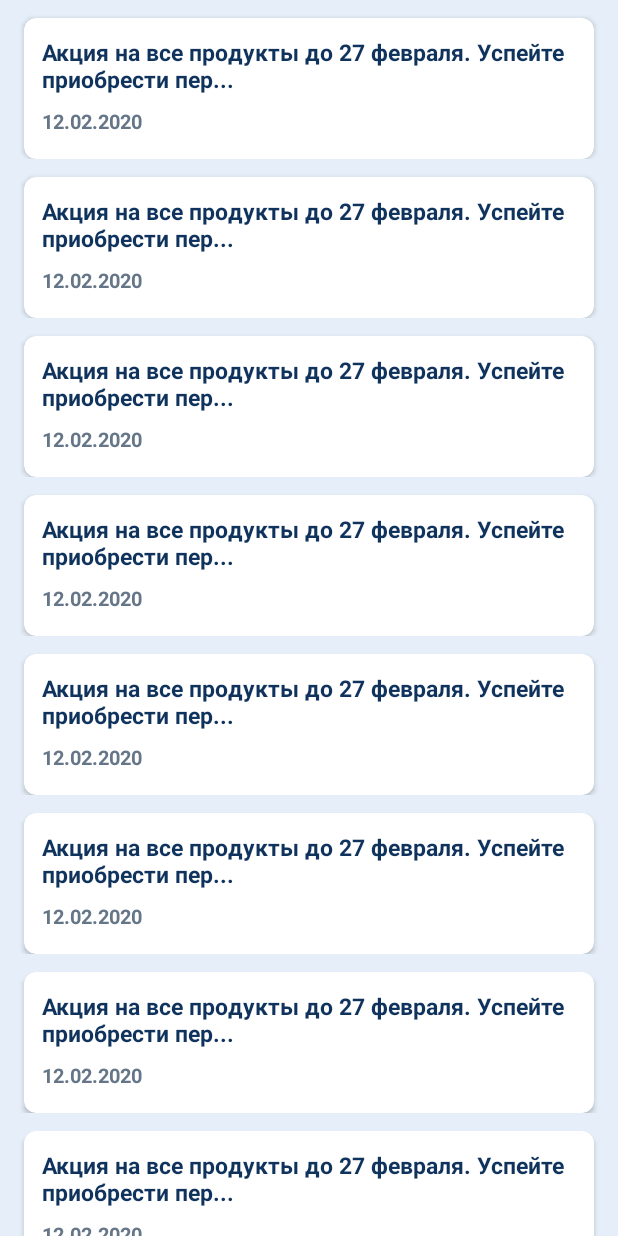
After one commit to KairatAaliev/TruckParts, an Android app: the fragment StockNewsRVFragment shown on its own in the app's theme, on a phone screen of 412 x 824 dp. The commit adds this screen. Run offline under Robolectric (Android 15) with nearby library versions, the phone set to English and light mode, and no system bars; pictures from the network do not load.

Commit message:
view pager add false

```diff
--- a/app/src/main/java/com/example/truckparts/other_fragments/history_of_accruals/adapter/HistoryOfAccrualsAdapter.kt
+++ b/app/src/main/java/com/example/truckparts/other_fragments/history_of_accruals/adapter/HistoryOfAccrualsAdapter.kt
@@ -58,4 +58,4 @@ class HistoryOfAccrualsAdapter : RecyclerView.Adapter<HistoryOfAccrualsAdapter.V
 
 }
 
-// https://www.google.com/url?sa=i&url=https%3A%2F%2Fblogflaviomusa.medium.com%2Flanguage-and-clothing-b20ecbdf0d3d&psig=AOvVaw35BeNQqDWtr3lpy2klt_-f&ust=1641879276352000&source=images&cd=vfe&ved=0CAsQjRxqFwoTCKCw74q7pvUCFQAAAAAdAAAAABAJ
+//
--- a/app/src/main/java/com/example/truckparts/stock_fragment/adapter/DiscountsAdapter.kt
+++ b/app/src/main/java/com/example/truckparts/stock_fragment/adapter/StockNewsAdapter.kt
@@ -11,7 +11,7 @@ import com.bumptech.glide.Glide
 import com.example.truckparts.R
 import com.example.truckparts.then_delete.StockModel
 
-class DiscountsAdapter : RecyclerView.Adapter<DiscountsAdapter.ViewHolder>() {
+class StockNewsAdapter : RecyclerView.Adapter<StockNewsAdapter.ViewHolder>() {
 
     var discounts: List<StockModel> = arrayListOf()
 
--- /dev/null
+++ b/app/src/main/java/com/example/truckparts/stock_fragment/page_fragments/StockNewsRVFragment.kt
@@ -0,0 +1,111 @@
+package com.example.truckparts.stock_fragment.page_fragments
+
+import android.os.Bundle
+import androidx.fragment.app.Fragment
+import android.view.LayoutInflater
+import android.view.View
+import android.view.ViewGroup
+import androidx.recyclerview.widget.LinearLayoutManager
+import androidx.recyclerview.widget.RecyclerView
+import com.example.truckparts.R
+import com.example.truckparts.stock_fragment.adapter.StockNewsAdapter
+import com.example.truckparts.then_delete.StockModel
+
+class StockNewsRVFragment : Fragment() {
+
+    lateinit var recyclerView: RecyclerView
+    private var adapter: StockNewsAdapter? = null
+
+    override fun onCreateView(
+        inflater: LayoutInflater, container: ViewGroup?,
+        savedInstanceState: Bundle?
+    ): View? {
+        return inflater.inflate(R.layout.fragment_stock_news_r_v, container, false)
+    }
+
+    override fun onViewCreated(view: View, savedInstanceState: Bundle?) {
+        super.onViewCreated(view, savedInstanceState)
+        adapter = StockNewsAdapter()
+        recyclerView = requireView().findViewById(R.id.recycler_view_stock_news)
+        recyclerView.layoutManager = LinearLayoutManager(requireContext())
+        recyclerView.adapter = adapter
+        adapter?.setData(getNewsList())
+    }
+
+    private fun getNewsList(): List<StockModel> {
+        val list: ArrayList<StockModel> = arrayListOf()
+
+        list.add(
+            StockModel(
+                "https://www.google.com/url?sa=i&url=https%3A%2F%2Fblogflaviomusa.medium.com%2Flanguage-and-clothing-b20ecbdf0d3d&psig=AOvVaw35BeNQqDWtr3lpy2klt_-f&ust=1641879276352000&source=images&cd=vfe&ved=0CAsQjRxqFwoTCKCw74q7pvUCFQAAAAAdAAAAABAJ",
+                "Акция на все продукты до 27 февраля. Успейте приобрести пер...",
+                "12.02.2020"
+            )
+        )
+        list.add(
+            StockModel(
+                "https://www.google.com/url?sa=i&url=https%3A%2F%2Fblogflaviomusa.medium.com%2Flanguage-and-clothing-b20ecbdf0d3d&psig=AOvVaw35BeNQqDWtr3lpy2klt_-f&ust=1641879276352000&source=images&cd=vfe&ved=0CAsQjRxqFwoTCKCw74q7pvUCFQAAAAAdAAAAABAJ",
+                "Акция на все продукты до 27 февраля. Успейте приобрести пер...",
+                "12.02.2020"
+            )
+        )
+        list.add(
+            StockModel(
+                "https://www.google.com/url?sa=i&url=https%3A%2F%2Fblogflaviomusa.medium.com%2Flanguage-and-clothing-b20ecbdf0d3d&psig=AOvVaw35BeNQqDWtr3lpy2klt_-f&ust=1641879276352000&source=images&cd=vfe&ved=0CAsQjRxqFwoTCKCw74q7pvUCFQAAAAAdAAAAABAJ",
+                "Акция на все продукты до 27 февраля. Успейте приобрести пер...",
+                "12.02.2020"
+            )
+        )
+        list.add(
+            StockModel(
+                "https://www.google.com/url?sa=i&url=https%3A%2F%2Fblogflaviomusa.medium.com%2Flanguage-and-clothing-b20ecbdf0d3d&psig=AOvVaw35BeNQqDWtr3lpy2klt_-f&ust=1641879276352000&source=images&cd=vfe&ved=0CAsQjRxqFwoTCKCw74q7pvUCFQAAAAAdAAAAABAJ",
+                "Акция на все продукты до 27 февраля. Успейте приобрести пер...",
+                "12.02.2020"
+            )
+        )
+        list.add(
+            StockModel(
+                "https://www.google.com/url?sa=i&url=https%3A%2F%2Fblogflaviomusa.medium.com%2Flanguage-and-clothing-b20ecbdf0d3d&psig=AOvVaw35BeNQqDWtr3lpy2klt_-f&ust=1641879276352000&source=images&cd=vfe&ved=0CAsQjRxqFwoTCKCw74q7pvUCFQAAAAAdAAAAABAJ",
+                "Акция на все продукты до 27 февраля. Успейте приобрести пер...",
+                "12.02.2020"
+            )
+        )
+        list.add(
+            StockModel(
+                "https://www.google.com/url?sa=i&url=https%3A%2F%2Fblogflaviomusa.medium.com%2Flanguage-and-clothing-b20ecbdf0d3d&psig=AOvVaw35BeNQqDWtr3lpy2klt_-f&ust=1641879276352000&source=images&cd=vfe&ved=0CAsQjRxqFwoTCKCw74q7pvUCFQAAAAAdAAAAABAJ",
+                "Акция на все продукты до 27 февраля. Успейте приобрести пер...",
+                "12.02.2020"
+            )
+        )
+        list.add(
+            StockModel(
+                "https://www.google.com/url?sa=i&url=https%3A%2F%2Fblogflaviomusa.medium.com%2Flanguage-and-clothing-b20ecbdf0d3d&psig=AOvVaw35BeNQqDWtr3lpy2klt_-f&ust=1641879276352000&source=images&cd=vfe&ved=0CAsQjRxqFwoTCKCw74q7pvUCFQAAAAAdAAAAABAJ",
+                "Акция на все продукты до 27 февраля. Успейте приобрести пер...",
+                "12.02.2020"
+            )
+        )
+        list.add(
+            StockModel(
+                "https://www.google.com/url?sa=i&url=https%3A%2F%2Fblogflaviomusa.medium.com%2Flanguage-and-clothing-b20ecbdf0d3d&psig=AOvVaw35BeNQqDWtr3lpy2klt_-f&ust=1641879276352000&source=images&cd=vfe&ved=0CAsQjRxqFwoTCKCw74q7pvUCFQAAAAAdAAAAABAJ",
+                "Акция на все продукты до 27 февраля. Успейте приобрести пер...",
+                "12.02.2020"
+            )
+        )
+        list.add(
+            StockModel(
+                "https://www.google.com/url?sa=i&url=https%3A%2F%2Fblogflaviomusa.medium.com%2Flanguage-and-clothing-b20ecbdf0d3d&psig=AOvVaw35BeNQqDWtr3lpy2klt_-f&ust=1641879276352000&source=images&cd=vfe&ved=0CAsQjRxqFwoTCKCw74q7pvUCFQAAAAAdAAAAABAJ",
+                "Акция на все продукты до 27 февраля. Успейте приобрести пер...",
+                "12.02.2020"
+            )
+        )
+        list.add(
+            StockModel(
+                "https://www.google.com/url?sa=i&url=https%3A%2F%2Fblogflaviomusa.medium.com%2Flanguage-and-clothing-b20ecbdf0d3d&psig=AOvVaw35BeNQqDWtr3lpy2klt_-f&ust=1641879276352000&source=images&cd=vfe&ved=0CAsQjRxqFwoTCKCw74q7pvUCFQAAAAAdAAAAABAJ",
+                "Акция на все продукты до 27 февраля. Успейте приобрести пер...",
+                "12.02.2020"
+            )
+        )
+
+        return list
+    }
+}
--- a/app/src/main/res/layout/fragment_stock.xml
+++ b/app/src/main/res/layout/fragment_stock.xml
@@ -43,7 +43,7 @@
             app:layout_constraintHorizontal_bias="0.0"
             app:layout_constraintStart_toStartOf="parent"
             app:layout_constraintTop_toBottomOf="@id/tv_stock_fragment"
-            app:tabSelectedTextColor="@color/dark_blue">
+            app:tabSelectedTextColor="#0F335D">
 
             <com.google.android.material.tabs.TabItem
                 android:layout_width="wrap_content"
--- /dev/null
+++ b/app/src/main/res/layout/fragment_stock_news_r_v.xml
@@ -0,0 +1,13 @@
+<?xml version="1.0" encoding="utf-8"?>
+<FrameLayout xmlns:android="http://schemas.android.com/apk/res/android"
+    xmlns:tools="http://schemas.android.com/tools"
+    android:layout_width="match_parent"
+    android:layout_height="match_parent"
+    tools:context=".stock_fragment.page_fragments.StockNewsRVFragment">
+
+    <androidx.recyclerview.widget.RecyclerView
+        android:id="@+id/recycler_view_stock_news"
+        android:layout_width="match_parent"
+        android:layout_height="match_parent"/>
+
+</FrameLayout>
```
Also changed, not shown: app/src/main/java/com/example/truckparts/other_fragments/history_of_accruals/HistoryOfAccrualsFragment.kt (+1 -28 lines), app/src/main/java/com/example/truckparts/stock_fragment/StockFragment.kt (+44 -4 lines), app/src/main/java/com/example/truckparts/stock_fragment/adapter/ViewPagerAdapter.kt (added, +32 -0 lines), app/src/main/java/com/example/truckparts/stock_fragment/page_fragments/StockRVFragment.kt (added, +63 -0 lines), app/src/main/res/layout/fragment_history_of_accruals.xml (+39 -42 lines), app/src/main/res/layout/fragment_stock_r_v.xml (added, +13 -0 lines), app/src/main/res/layout/rv_bonus_history_item.xml (+23 -24 lines).
